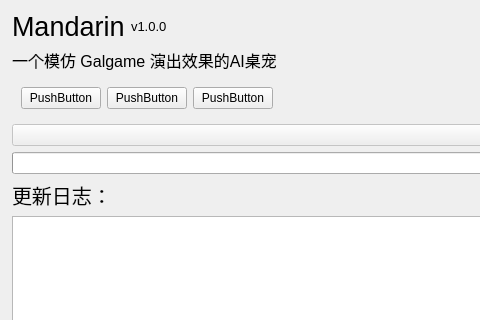
The window that Mandarin/windows/setting/child/settingchild_about.ui (Mandarin715/ZcChat2) describes before a commit, drawn with Qt 5; both pictures show x 0 to 480 and y 0 to 320 of the 1079 by 742 pixel window.
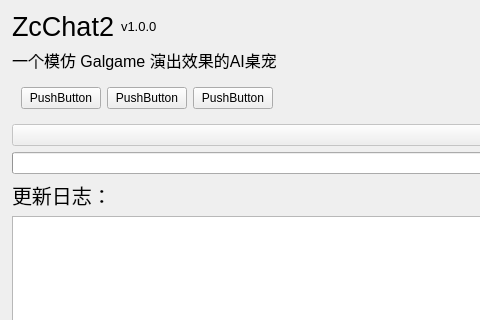
The same window after the commit. Custom widgets are drawn as their Qt base class.

Commit message:
Revert "rename: Mandarin → Mandarin（仓库、exe、窗口标题、启动脚本、README）"
This reverts commit ea8ef3499b7918eb6faa45e1b9ca641932a9bd48.

```diff
--- a/Mandarin/windows/setting/child/settingchild_about.ui
+++ b/Mandarin/windows/setting/child/settingchild_about.ui
@@ -34,7 +34,7 @@
         </font>
        </property>
        <property name="text">
-        <string>Mandarin</string>
+        <string>ZcChat2</string>
        </property>
       </widget>
      </item>
```
The commit also changes 191 other files.
